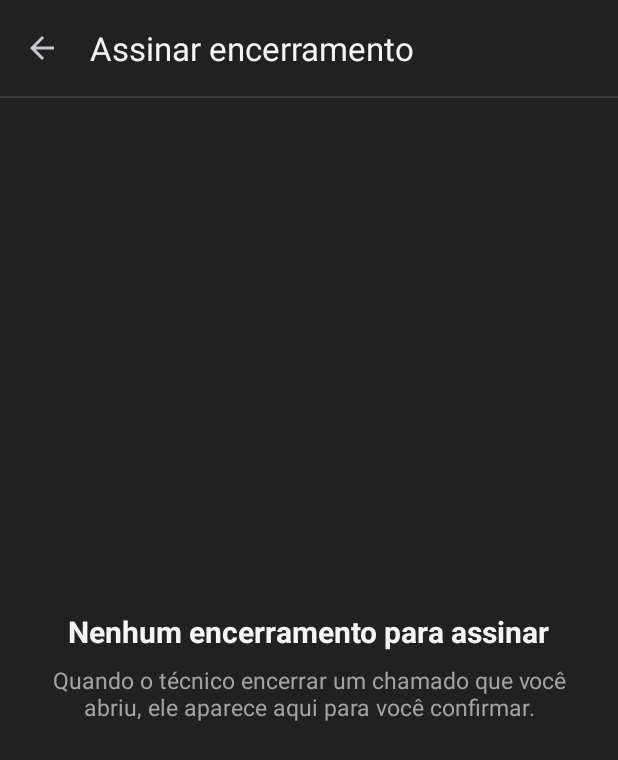
After one commit to EduardoMosti/bip-manutencao, an Android app: the AssinarEncerramentoActivity screen opened directly, with no data from a screen before it, on a phone screen of 412 x 824 dp. The commit adds this screen. Shown: the top 760 px of the screen. Run offline under Robolectric (Android 15) with nearby library versions, the phone set to English and light mode, and no system bars; our stand-ins replace Firebase (no records; nobody signed in at launch, a user with empty details on screens opened directly); libraries missing offline, so code that uses them is left out: com.journeyapps.barcodescanner.

Commit message:
Adiciona tela para o operador assinar o encerramento com o QR da matrícula

```diff
--- a/app/src/main/AndroidManifest.xml
+++ b/app/src/main/AndroidManifest.xml
@@ -66,6 +66,10 @@
         <activity
             android:name=".HistoricoMaquinaActivity"
             android:exported="false" />
+        <!-- US-12: o operador assina o encerramento lendo o QR da matrícula -->
+        <activity
+            android:name=".AssinarEncerramentoActivity"
+            android:exported="false" />
     </application>
 
 </manifest>
--- /dev/null
+++ b/app/src/main/java/com/bip/manutencao/AssinarEncerramentoActivity.java
@@ -0,0 +1,268 @@
+package com.bip.manutencao;
+
+import android.content.pm.ActivityInfo;
+import android.os.Bundle;
+import android.util.Log;
+import android.view.View;
+import android.widget.TextView;
+import android.widget.Toast;
+
+import androidx.activity.EdgeToEdge;
+import androidx.activity.result.ActivityResultLauncher;
+import androidx.appcompat.app.AppCompatActivity;
+import androidx.core.graphics.Insets;
+import androidx.core.view.ViewCompat;
+import androidx.core.view.WindowInsetsCompat;
+import androidx.recyclerview.widget.LinearLayoutManager;
+import androidx.recyclerview.widget.RecyclerView;
+
+import com.bip.manutencao.adapter.AssinaturaAdapter;
+import com.bip.manutencao.data.ChamadoRepository;
+import com.bip.manutencao.model.Chamado;
+import com.google.android.material.appbar.MaterialToolbar;
+import com.google.android.material.dialog.MaterialAlertDialogBuilder;
+import com.google.firebase.auth.FirebaseAuth;
+import com.google.firebase.auth.FirebaseUser;
+import com.google.firebase.firestore.FirebaseFirestoreException;
+import com.google.firebase.firestore.ListenerRegistration;
+import com.journeyapps.barcodescanner.ScanContract;
+import com.journeyapps.barcodescanner.ScanOptions;
+
+import java.util.List;
+
+/**
+ * US-12 (BIP!) - O operador assina o encerramento lendo o QR da própria matrícula.
+ *
+ * A lista mostra, em tempo real, os chamados que ESTE operador abriu, que o técnico já
+ * encerrou e que ainda não têm assinatura. Ao tocar em "Assinar", abre o leitor de QR
+ * (ZXing, o mesmo da leitura de máquina). O texto lido é a matrícula, e quem decide
+ * é o ChamadoRepository.assinar():
+ *  - matrícula do QR igual à cadastrada em usuarios/{uid}: grava a assinatura
+ *    (matrícula e horário) e o chamado sai da lista;
+ *  - matrícula de outra pessoa: o app recusa e o chamado NÃO recebe assinatura.
+ * As regras do Firestore conferem a mesma coisa, como segunda barreira.
+ *
+ * Mesmo padrão das outras listas: o listener começa no onStart e é removido no onStop.
+ */
+public class AssinarEncerramentoActivity extends AppCompatActivity
+        implements AssinaturaAdapter.OnAssinarListener {
+
+    private static final String TAG = "AssinarEncerramento";
+    private static final String ESTADO_CHAMADO = "chamadoEmAssinatura";
+
+    /** Os 4 estados da tela (padrão do curso): só um aparece por vez. */
+    private enum Estado { CARREGANDO, CONTEUDO, VAZIO, ERRO }
+
+    private RecyclerView rvAssinaturas;
+    private View progresso;
+    private View progressoAssinando;
+    private View layoutVazio;
+    private TextView tvErro;
+
+    private AssinaturaAdapter adapter;
+    private final ChamadoRepository repositorio = new ChamadoRepository();
+    private ListenerRegistration registroListener; // para remover no onStop
+
+    // ID do chamado que está sendo assinado (guardado na rotação: o leitor de QR sai da tela)
+    private String chamadoEmAssinatura;
+    private boolean assinando = false;
+
+    // Leitor de QR Code (ZXing): devolve o texto do QR, que é a matrícula
+    private final ActivityResultLauncher<ScanOptions> leitorQr =
+            registerForActivityResult(new ScanContract(), resultado -> {
+                if (resultado.getContents() != null && chamadoEmAssinatura != null) {
+                    assinar(chamadoEmAssinatura, resultado.getContents());
+                }
+            });
+
+    @Override
+    protected void onCreate(Bundle savedInstanceState) {
+        super.onCreate(savedInstanceState);
+        EdgeToEdge.enable(this);
+        setContentView(R.layout.activity_assinar_encerramento);
+        ViewCompat.setOnApplyWindowInsetsListener(findViewById(R.id.main), (v, insets) -> {
+            Insets barras = insets.getInsets(WindowInsetsCompat.Type.systemBars());
+            v.setPadding(barras.left, barras.top, barras.right, barras.bottom);
+            return insets;
+        });
+
+        if (savedInstanceState != null) {
+            chamadoEmAssinatura = savedInstanceState.getString(ESTADO_CHAMADO);
+        }
+
+        MaterialToolbar toolbar = findViewById(R.id.toolbar);
+        setSupportActionBar(toolbar);
+        if (getSupportActionBar() != null) {
+            getSupportActionBar().setDisplayHomeAsUpEnabled(true);
+            getSupportActionBar().setTitle(R.string.assinatura_titulo);
+        }
+
+        rvAssinaturas = findViewById(R.id.rvAssinaturas);
+        progresso = findViewById(R.id.progressoAssinaturas);
+        progressoAssinando = findViewById(R.id.progressoAssinando);
+        layoutVazio = findViewById(R.id.layoutVazioAssinaturas);
+        tvErro = findViewById(R.id.tvErroAssinaturas);
+
+        adapter = new AssinaturaAdapter();
+        adapter.setOnAssinarListener(this);
+        rvAssinaturas.setLayoutManager(new LinearLayoutManager(this));
+        rvAssinaturas.setAdapter(adapter);
+    }
+
+    @Override
+    protected void onSaveInstanceState(Bundle outState) {
+        super.onSaveInstanceState(outState);
+        outState.putString(ESTADO_CHAMADO, chamadoEmAssinatura);
+    }
+
+    @Override
+    protected void onStart() {
+        super.onStart();
+
+        // Segurança: sem usuário logado, não há o que mostrar (as regras recusariam).
+        FirebaseUser usuario = FirebaseAuth.getInstance().getCurrentUser();
+        if (usuario == null) {
+            Toast.makeText(this, R.string.erro_sem_login, Toast.LENGTH_LONG).show();
+            finish();
+            return;
+        }
+
+        mostrar(Estado.CARREGANDO);
+
+        registroListener = repositorio.ouvirAguardandoAssinatura(usuario.getUid(),
+                new ChamadoRepository.OnChamadosListener() {
+                    @Override
+                    public void onLista(List<Chamado> chamados) {
+                        adapter.atualizar(chamados);
+                        mostrar(chamados.isEmpty() ? Estado.VAZIO : Estado.CONTEUDO);
+                    }
+
+                    @Override
+                    public void onErro(Exception erro) {
+                        Log.e(TAG, "Erro ao ouvir os chamados para assinar", erro);
+                        mostrar(Estado.ERRO);
+                    }
+                });
+    }
+
+    @Override
+    protected void onStop() {
+        super.onStop();
+        // Para de ouvir quando a tela sai de vista: economiza bateria e dados.
+        if (registroListener != null) {
+            registroListener.remove();
+            registroListener = null;
+        }
+    }
+
+    /** Mostra só a View do estado pedido e esconde as outras. */
+    private void mostrar(Estado estado) {
+        progresso.setVisibility(estado == Estado.CARREGANDO ? View.VISIBLE : View.GONE);
+        rvAssinaturas.setVisibility(estado == Estado.CONTEUDO ? View.VISIBLE : View.GONE);
+        layoutVazio.setVisibility(estado == Estado.VAZIO ? View.VISIBLE : View.GONE);
+        tvErro.setVisibility(estado == Estado.ERRO ? View.VISIBLE : View.GONE);
+    }
+
+    /** Clique em "Assinar" numa linha (vem do Adapter): abre o leitor do QR da matrícula. */
+    @Override
+    public void onAssinar(Chamado chamado) {
+        if (assinando || chamado.getId() == null) {
+            return;
+        }
+        chamadoEmAssinatura = chamado.getId();
+
+        ScanOptions opcoes = new ScanOptions();
+        opcoes.setDesiredBarcodeFormats(ScanOptions.QR_CODE);
+        opcoes.setPrompt(getString(R.string.assinatura_prompt_scanner));
+        opcoes.setBeepEnabled(false);
+        opcoes.setOrientationLocked(false);
+        leitorQr.launch(opcoes);
+    }
+
+    private void assinar(String chamadoId, String matriculaLida) {
+        FirebaseUser usuario = FirebaseAuth.getInstance().getCurrentUser();
+        if (usuario == null) {
+            Toast.makeText(this, R.string.erro_sem_login, Toast.LENGTH_LONG).show();
+            return;
+        }
+
+        definirAssinando(true);
+        // "this" nos listeners: são removidos sozinhos se a tela for destruída
+        repositorio.assinar(chamadoId, usuario.getUid(), matriculaLida)
+                .addOnSuccessListener(this, unused -> {
+                    definirAssinando(false);
+                    chamadoEmAssinatura = null;
+                    // o chamado some da lista sozinho (o snapshot listener só traz os sem assinatura)
+                    Toast.makeText(this, R.string.assinatura_sucesso, Toast.LENGTH_LONG).show();
+                })
+                .addOnFailureListener(this, erro -> {
+                    definirAssinando(false);
+                    tratarErro(erro);
+                });
+    }
+
+    /** Traduz o erro técnico em mensagem em português. */
+    private void tratarErro(Exception erro) {
+        if (erro instanceof FirebaseFirestoreException) {
+            FirebaseFirestoreException e = (FirebaseFirestoreException) erro;
+            switch (e.getCode()) {
+                case FAILED_PRECONDITION:
+                    avisar(mensagemDaRecusa(e.getMessage()));
+                    return;
+                case NOT_FOUND:
+                    avisar(getString(R.string.assinatura_erro_nao_encontrado));
+                    return;
+                case PERMISSION_DENIED:
+                    avisar(getString(R.string.assinatura_erro_sem_permissao));
+                    return;
+                case UNAVAILABLE:
+                    Toast.makeText(this, R.string.assinatura_erro_rede, Toast.LENGTH_LONG).show();
+                    return;
+                default:
+                    break;
+            }
+        }
+        Log.e(TAG, "Falha ao assinar", erro);
+        Toast.makeText(this, R.string.assinatura_erro_gravar, Toast.LENGTH_LONG).show();
+    }
+
+    /** O Repository recusa com uma mensagem-código; aqui vira texto para o operador. */
+    private String mensagemDaRecusa(String codigo) {
+        if (ChamadoRepository.ASSINATURA_OUTRA_MATRICULA.equals(codigo)) {
+            return getString(R.string.assinatura_erro_outra_matricula);
+        }
+        if (ChamadoRepository.ASSINATURA_SEM_MATRICULA.equals(codigo)) {
+            return getString(R.string.assinatura_erro_sem_matricula);
+        }
+        if (ChamadoRepository.ASSINATURA_JA_ASSINADO.equals(codigo)) {
+            return getString(R.string.assinatura_erro_ja_assinado);
+        }
+        if (ChamadoRepository.ASSINATURA_NAO_ENCERRADO.equals(codigo)) {
+            return getString(R.string.assinatura_erro_nao_encerrado);
+        }
+        return getString(R.string.assinatura_erro_gravar);
+    }
+
+    private void avisar(String mensagem) {
+        new MaterialAlertDialogBuilder(this)
+                .setMessage(mensagem)
+                .setPositiveButton(R.string.assinatura_ok, null)
+                .show();
+    }
+
+    /** Liga/desliga o modo "verificando": progresso, cliques travados e rotação travada. */
+    private void definirAssinando(boolean valor) {
+        assinando = valor;
+        progressoAssinando.setVisibility(valor ? View.VISIBLE : View.GONE);
+        setRequestedOrientation(valor
+                ? ActivityInfo.SCREEN_ORIENTATION_LOCKED
+                : ActivityInfo.SCREEN_ORIENTATION_UNSPECIFIED);
+    }
+
+    /** Seta de voltar da Toolbar: fecha esta tela. */
+    @Override
+    public boolean onSupportNavigateUp() {
+        finish();
+        return true;
+    }
+}
--- /dev/null
+++ b/app/src/main/java/com/bip/manutencao/adapter/AssinaturaAdapter.java
@@ -0,0 +1,121 @@
+package com.bip.manutencao.adapter;
+
+import android.content.Context;
+import android.view.LayoutInflater;
+import android.view.View;
+import android.view.ViewGroup;
+import android.widget.TextView;
+
+import androidx.annotation.NonNull;
+import androidx.recyclerview.widget.RecyclerView;
+
+import com.bip.manutencao.R;
+import com.bip.manutencao.model.Chamado;
+import com.google.android.material.button.MaterialButton;
+import com.google.firebase.Timestamp;
+
+import java.text.SimpleDateFormat;
+import java.util.ArrayList;
+import java.util.List;
+import java.util.Locale;
+
+/**
+ * Adapter da lista "Assinar encerramento" (RecyclerView - NC5), US-12.
+ *
+ * Mostra os chamados que o operador abriu, o técnico já encerrou e ainda não foram
+ * assinados. O clique em "Assinar" é repassado para a tela pela interface
+ * OnAssinarListener (a tela abre o leitor de QR).
+ */
+public class AssinaturaAdapter
+        extends RecyclerView.Adapter<AssinaturaAdapter.AssinaturaViewHolder> {
+
+    private static final SimpleDateFormat FORMATO_DATA =
+            new SimpleDateFormat("dd/MM HH:mm", Locale.forLanguageTag("pt-BR"));
+
+    /** Interface de evento: a tela decide o que fazer ao tocar em "Assinar". */
+    public interface OnAssinarListener {
+        void onAssinar(Chamado chamado);
+    }
+
+    private final List<Chamado> chamados = new ArrayList<>();
+    private OnAssinarListener listenerAssinar;
+
+    public void setOnAssinarListener(OnAssinarListener listener) {
+        this.listenerAssinar = listener;
+    }
+
+    /** Troca o conteúdo da lista (chamado a cada atualização do snapshot listener). */
+    public void atualizar(List<Chamado> novaLista) {
+        chamados.clear();
+        chamados.addAll(novaLista);
+        notifyDataSetChanged();
+    }
+
+    @NonNull
+    @Override
+    public AssinaturaViewHolder onCreateViewHolder(@NonNull ViewGroup parent, int viewType) {
+        View view = LayoutInflater.from(parent.getContext())
+                .inflate(R.layout.item_assinatura, parent, false);
+        return new AssinaturaViewHolder(view);
+    }
+
+    @Override
+    public void onBindViewHolder(@NonNull AssinaturaViewHolder holder, int position) {
+        Context contexto = holder.itemView.getContext();
+        Chamado chamado = chamados.get(position);
+
+        holder.tvMaquina.setText(contexto.getString(R.string.chamado_maquina_valor,
+                textoOuVazio(chamado.getMaquinaId()), textoOuVazio(chamado.getMaquinaNome())));
+        holder.tvDescricao.setText(textoOuVazio(chamado.getDescricao()));
+        holder.tvSolucao.setText(contexto.getString(R.string.assinatura_solucao,
+                textoOuVazio(chamado.getSolucao())));
+
+        // "Técnico: Carlos · Encerrado em 25/11 14:10"
+        String tecnico = contexto.getString(R.string.assinatura_tecnico,
+                textoOuVazio(chamado.getTecnicoNome()));
+        String encerrado = contexto.getString(R.string.assinatura_encerrado_em,
+                formatar(contexto, chamado.getFechadoEm()));
+        holder.tvInfo.setText(tecnico + " · " + encerrado);
+
+        // Posição ATUAL (getBindingAdapterPosition): a lista muda em tempo real
+        holder.btnAssinar.setOnClickListener(v -> {
+            int pos = holder.getBindingAdapterPosition();
+            if (pos != RecyclerView.NO_POSITION && listenerAssinar != null) {
+                listenerAssinar.onAssinar(chamados.get(pos));
+            }
+        });
+    }
+
+    @Override
+    public int getItemCount() {
+        return chamados.size();
+    }
+
+    private static String formatar(Context contexto, Timestamp horario) {
+        return horario == null
+                ? contexto.getString(R.string.fila_horario_pendente)
+                : FORMATO_DATA.format(horario.toDate());
+    }
+
+    private static String textoOuVazio(String texto) {
+        return texto == null ? "" : texto;
+    }
+
+    /** ViewHolder "static": guarda as referências das Views de uma linha. */
+    static class AssinaturaViewHolder extends RecyclerView.ViewHolder {
+        final TextView tvMaquina;
+        final TextView tvDescricao;
+        final TextView tvSolucao;
+        final TextView tvInfo;
+        final MaterialButton btnAssinar;
+
+        AssinaturaViewHolder(@NonNull View itemView) {
+            super(itemView);
+            tvMaquina = itemView.findViewById(R.id.tvMaquinaAssinatura);
+            tvDescricao = itemView.findViewById(R.id.tvDescricaoAssinatura);
+            tvSolucao = itemView.findViewById(R.id.tvSolucaoAssinatura);
+            tvInfo = itemView.findViewById(R.id.tvInfoAssinatura);
+            btnAssinar = itemView.findViewById(R.id.btnAssinar);
+        }
+    }
+}
--- /dev/null
+++ b/app/src/main/res/layout/activity_assinar_encerramento.xml
@@ -0,0 +1,102 @@
+<?xml version="1.0" encoding="utf-8"?>
+<LinearLayout xmlns:android="http://schemas.android.com/apk/res/android"
+    xmlns:app="http://schemas.android.com/apk/res-auto"
+    xmlns:tools="http://schemas.android.com/tools"
+    android:id="@+id/main"
+    android:layout_width="match_parent"
+    android:layout_height="match_parent"
+    android:background="@color/bip_grafite"
+    android:orientation="vertical"
+    tools:context=".AssinarEncerramentoActivity">
+
+    <com.google.android.material.appbar.MaterialToolbar
+        android:id="@+id/toolbar"
+        android:layout_width="match_parent"
+        android:layout_height="?attr/actionBarSize"
+        android:background="@color/bip_grafite"
+        app:title="@string/assinatura_titulo"
+        app:titleTextColor="@color/bip_texto_primario" />
+
+    <View
+        android:layout_width="match_parent"
+        android:layout_height="1dp"
+        android:background="@color/bip_borda" />
+
+    <!-- As Views ficam uma em cima da outra; o código mostra só uma por vez -->
+    <FrameLayout
+        android:layout_width="match_parent"
+        android:layout_height="0dp"
+        android:layout_weight="1">
+
+        <!-- 1) Lista -->
+        <androidx.recyclerview.widget.RecyclerView
+            android:id="@+id/rvAssinaturas"
+            android:layout_width="match_parent"
+            android:layout_height="match_parent"
+            android:clipToPadding="false"
+            android:paddingTop="8dp"
+            android:paddingBottom="16dp"
+            android:visibility="gone"
+            tools:listitem="@layout/item_assinatura" />
+
+        <!-- 2) Carregando a lista -->
+        <com.google.android.material.progressindicator.CircularProgressIndicator
+            android:id="@+id/progressoAssinaturas"
+            android:layout_width="wrap_content"
+            android:layout_height="wrap_content"
+            android:layout_gravity="center"
+            android:indeterminate="true" />
+
+        <!-- 3) Estado vazio (NC5): nunca tela em branco -->
+        <LinearLayout
+            android:id="@+id/layoutVazioAssinaturas"
+            android:layout_width="match_parent"
+            android:layout_height="wrap_content"
+            android:layout_gravity="center"
+            android:gravity="center_horizontal"
+            android:orientation="vertical"
+            android:padding="32dp"
+            android:visibility="gone">
+
+            <TextView
+                android:layout_width="wrap_content"
+                android:layout_height="wrap_content"
+                android:gravity="center"
+                android:text="@string/assinatura_vazio_titulo"
+                android:textColor="@color/bip_texto_primario"
+                android:textSize="20sp"
+                android:textStyle="bold" />
+
+            <TextView
+                android:layout_width="wrap_content"
+                android:layout_height="wrap_content"
+                android:layout_marginTop="8dp"
+                android:gravity="center"
+                android:text="@string/assinatura_vazio_texto"
+                android:textColor="@color/bip_texto_secundario"
+                android:textSize="15sp" />
+        </LinearLayout>
+
+        <!-- 4) Erro -->
+        <TextView
+            android:id="@+id/tvErroAssinaturas"
+            android:layout_width="match_parent"
+            android:layout_height="wrap_content"
+            android:layout_gravity="center"
+            android:gravity="center"
+            android:padding="32dp"
+            android:text="@string/assinatura_erro"
+            android:textColor="@color/bip_erro"
+            android:textSize="15sp"
+            android:visibility="gone" />
+
+        <!-- Enquanto a assinatura é verificada (fica por cima de tudo) -->
+        <com.google.android.material.progressindicator.CircularProgressIndicator
+            android:id="@+id/progressoAssinando"
+            android:layout_width="wrap_content"
+            android:layout_height="wrap_content"
+            android:layout_gravity="center"
+            android:indeterminate="true"
+            android:visibility="gone" />
+    </FrameLayout>
+</LinearLayout>
--- /dev/null
+++ b/app/src/main/res/values/strings_assinatura.xml
@@ -0,0 +1,33 @@
+<?xml version="1.0" encoding="utf-8"?>
+<!--
+    Textos da US-12 (operador assina o encerramento lendo o QR da matrícula).
+    Arquivo separado do strings.xml para evitar conflito de merge com os colegas.
+-->
+<resources>
+
+    <!-- Tela inicial (operador) -->
+    <string name="main_assinar_encerramento">Assinar encerramentos</string>
+
+    <!-- Lista de chamados encerrados aguardando a assinatura do operador -->
+    <string name="assinatura_titulo">Assinar encerramento</string>
+    <string name="assinatura_vazio_titulo">Nenhum encerramento para assinar</string>
+    <string name="assinatura_vazio_texto">Quando o técnico encerrar um chamado que você abriu, ele aparece aqui para você confirmar.</string>
+    <string name="assinatura_erro">Não foi possível carregar seus chamados. Verifique a internet e se você entrou como operador.</string>
+    <string name="assinatura_encerrado_em">Encerrado em %1$s</string>
+    <string name="assinatura_tecnico">Técnico: %1$s</string>
+    <string name="assinatura_solucao">Solução: %1$s</string>
+    <string name="assinatura_botao">Assinar com QR da matrícula</string>
+    <string name="assinatura_prompt_scanner">Aponte a câmera para o QR da sua matrícula</string>
+
+    <!-- Resultado da assinatura -->
+    <string name="assinatura_sucesso">Encerramento assinado com sucesso</string>
+    <string name="assinatura_erro_outra_matricula">O QR lido é de outra matrícula. O encerramento não foi assinado.</string>
+    <string name="assinatura_erro_sem_matricula">Sua matrícula ainda não foi cadastrada. Peça a quem administra o app para cadastrá-la.</string>
+    <string name="assinatura_erro_ja_assinado">Este chamado já foi assinado.</string>
+    <string name="assinatura_erro_nao_encerrado">Este chamado ainda não foi encerrado pelo técnico.</string>
+    <string name="assinatura_erro_nao_encontrado">Este chamado não existe mais.</string>
+    <string name="assinatura_erro_sem_permissao">Somente o operador que abriu o chamado pode assinar o encerramento, com a própria matrícula.</string>
+    <string name="assinatura_erro_rede">Sem conexão. Verifique a internet e tente de novo</string>
+    <string name="assinatura_erro_gravar">Não foi possível assinar o encerramento. Tente novamente</string>
+    <string name="assinatura_ok">OK</string>
+</resources>
```
Also changed, not shown: app/src/main/java/com/bip/manutencao/MainActivity.java (+6 -1 lines), app/src/main/res/layout/activity_main.xml (+14 -0 lines), app/src/main/res/layout/item_assinatura.xml (added, +69 -0 lines).
